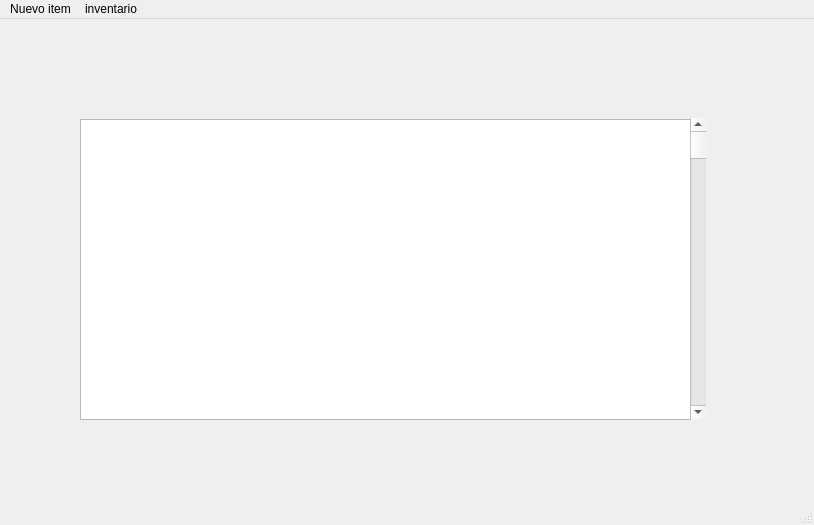
Old version of the form Entregas-ALSE/proyecto_op3_2025/Gestor_de_Inventario/mainwindow.ui in the repository AlejandraCZ06/Proyecto-Ale.
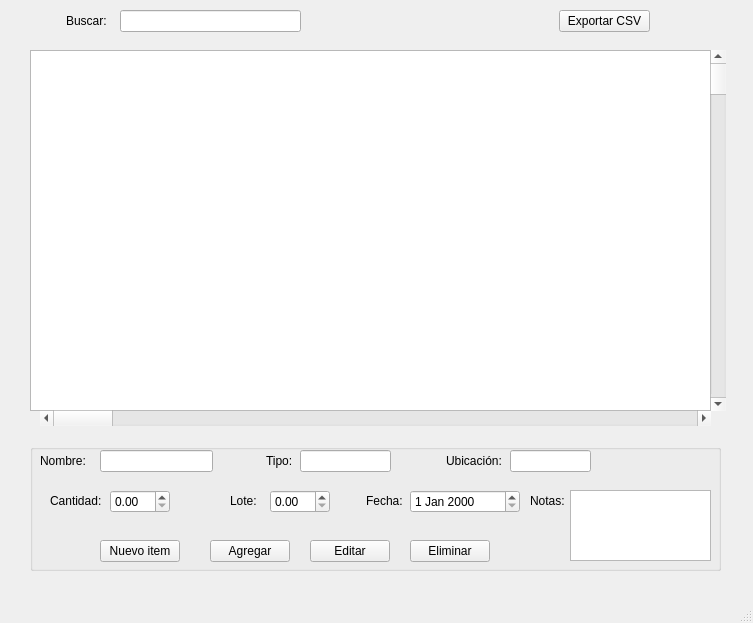
New version of the form.

Diff of the .ui file:
```diff
--- a/Entregas-ALSE/proyecto_op3_2025/Gestor_de_Inventario/mainwindow.ui
+++ b/Entregas-ALSE/proyecto_op3_2025/Gestor_de_Inventario/mainwindow.ui
@@ -6,8 +6,8 @@
    <rect>
     <x>0</x>
     <y>0</y>
-    <width>814</width>
-    <height>525</height>
+    <width>753</width>
+    <height>623</height>
    </rect>
   </property>
   <property name="windowTitle">
@@ -20,49 +20,301 @@
    <widget class="QTableWidget" name="tableWidget">
     <property name="geometry">
      <rect>
-      <x>80</x>
-      <y>100</y>
-      <width>611</width>
-      <height>301</height>
+      <x>30</x>
+      <y>50</y>
+      <width>681</width>
+      <height>361</height>
      </rect>
     </property>
    </widget>
-   <widget class="QScrollBar" name="verticalScrollBar">
+   <widget class="QScrollBar" name="vertical">
     <property name="geometry">
      <rect>
-      <x>690</x>
-      <y>99</y>
+      <x>710</x>
+      <y>50</y>
       <width>16</width>
-      <height>301</height>
+      <height>361</height>
      </rect>
     </property>
     <property name="orientation">
      <enum>Qt::Vertical</enum>
     </property>
    </widget>
-  </widget>
-  <widget class="QMenuBar" name="menubar">
-   <property name="geometry">
-    <rect>
-     <x>0</x>
-     <y>0</y>
-     <width>814</width>
-     <height>22</height>
-    </rect>
-   </property>
-   <widget class="QMenu" name="menuinventario">
+   <widget class="QGroupBox" name="groupBox">
+    <property name="geometry">
+     <rect>
+      <x>30</x>
+      <y>430</y>
+      <width>691</width>
+      <height>141</height>
+     </rect>
+    </property>
     <property name="title">
-     <string>inventario</string>
+     <string> </string>
     </property>
+    <widget class="QLineEdit" name="nombre_2">
+     <property name="geometry">
+      <rect>
+       <x>70</x>
+       <y>20</y>
+       <width>113</width>
+       <height>22</height>
+      </rect>
+     </property>
+    </widget>
+    <widget class="QDoubleSpinBox" name="cantidad">
+     <property name="geometry">
+      <rect>
+       <x>80</x>
+       <y>60</y>
+       <width>60</width>
+       <height>23</height>
+      </rect>
+     </property>
+    </widget>
+    <widget class="QPushButton" name="agregar">
+     <property name="geometry">
+      <rect>
+       <x>180</x>
+       <y>110</y>
+       <width>80</width>
+       <height>22</height>
+      </rect>
+     </property>
+     <property name="text">
+      <string>Agregar</string>
+     </property>
+    </widget>
+    <widget class="QPushButton" name="editar">
+     <property name="geometry">
+      <rect>
+       <x>280</x>
+       <y>110</y>
+       <width>80</width>
+       <height>22</height>
+      </rect>
+     </property>
+     <property name="text">
+      <string>Editar</string>
+     </property>
+    </widget>
+    <widget class="QPushButton" name="eliminar">
+     <property name="geometry">
+      <rect>
+       <x>380</x>
+       <y>110</y>
+       <width>80</width>
+       <height>22</height>
+      </rect>
+     </property>
+     <property name="text">
+      <string>Eliminar</string>
+     </property>
+    </widget>
+    <widget class="QDateEdit" name="fecha">
+     <property name="geometry">
+      <rect>
+       <x>380</x>
+       <y>60</y>
+       <width>110</width>
+       <height>23</height>
+      </rect>
+     </property>
+    </widget>
+    <widget class="QLineEdit" name="tipo_2">
+     <property name="geometry">
+      <rect>
+       <x>270</x>
+       <y>20</y>
+       <width>91</width>
+       <height>22</height>
+      </rect>
+     </property>
+    </widget>
+    <widget class="QLineEdit" name="ubicacion_2">
+     <property name="geometry">
+      <rect>
+       <x>480</x>
+       <y>20</y>
+       <width>81</width>
+       <height>22</height>
+      </rect>
+     </property>
+    </widget>
+    <widget class="QLabel" name="nombre">
+     <property name="geometry">
+      <rect>
+       <x>10</x>
+       <y>20</y>
+       <width>57</width>
+       <height>21</height>
+      </rect>
+     </property>
+     <property name="text">
+      <string>Nombre:</string>
+     </property>
+    </widget>
+    <widget class="QLabel" name="tipo">
+     <property name="geometry">
+      <rect>
+       <x>236</x>
+       <y>20</y>
+       <width>31</width>
+       <height>21</height>
+      </rect>
+     </property>
+     <property name="text">
+      <string>Tipo:</string>
+     </property>
+    </widget>
+    <widget class="QLabel" name="ubicacion">
+     <property name="geometry">
+      <rect>
+       <x>416</x>
+       <y>20</y>
+       <width>61</width>
+       <height>21</height>
+      </rect>
+     </property>
+     <property name="text">
+      <string>Ubicación:</string>
+     </property>
+    </widget>
+    <widget class="QLabel" name="cantidad_2">
+     <property name="geometry">
+      <rect>
+       <x>20</x>
+       <y>60</y>
+       <width>60</width>
+       <height>21</height>
+      </rect>
+     </property>
+     <property name="text">
+      <string>Cantidad:</string>
+     </property>
+    </widget>
+    <widget class="QLabel" name="fecha_2">
+     <property name="geometry">
+      <rect>
+       <x>336</x>
+       <y>60</y>
+       <width>41</width>
+       <height>21</height>
+      </rect>
+     </property>
+     <property name="text">
+      <string>Fecha:</string>
+     </property>
+    </widget>
+    <widget class="QPushButton" name="nuevo">
+     <property name="geometry">
+      <rect>
+       <x>70</x>
+       <y>110</y>
+       <width>80</width>
+       <height>22</height>
+      </rect>
+     </property>
+     <property name="text">
+      <string>Nuevo item</string>
+     </property>
+    </widget>
+    <widget class="QLabel" name="lote">
+     <property name="geometry">
+      <rect>
+       <x>200</x>
+       <y>60</y>
+       <width>31</width>
+       <height>21</height>
+      </rect>
+     </property>
+     <property name="text">
+      <string>Lote:</string>
+     </property>
+    </widget>
+    <widget class="QDoubleSpinBox" name="lote_2">
+     <property name="geometry">
+      <rect>
+       <x>240</x>
+       <y>60</y>
+       <width>60</width>
+       <height>23</height>
+      </rect>
+     </property>
+    </widget>
+    <widget class="QPlainTextEdit" name="notes_2">
+     <property name="geometry">
+      <rect>
+       <x>540</x>
+       <y>60</y>
+       <width>141</width>
+       <height>71</height>
+      </rect>
+     </property>
+    </widget>
+    <widget class="QLabel" name="notes">
+     <property name="geometry">
+      <rect>
+       <x>500</x>
+       <y>60</y>
+       <width>41</width>
+       <height>21</height>
+      </rect>
+     </property>
+     <property name="text">
+      <string>Notas:</string>
+     </property>
+    </widget>
    </widget>
-   <widget class="QMenu" name="menuNuevo_item">
-    <property name="title">
-     <string>Nuevo item</string>
+   <widget class="QLineEdit" name="buscar_2">
+    <property name="geometry">
+     <rect>
+      <x>120</x>
+      <y>10</y>
+      <width>181</width>
+      <height>22</height>
+     </rect>
     </property>
-    <addaction name="separator"/>
    </widget>
-   <addaction name="menuNuevo_item"/>
-   <addaction name="menuinventario"/>
+   <widget class="QLabel" name="buscar">
+    <property name="geometry">
+     <rect>
+      <x>66</x>
+      <y>10</y>
+      <width>51</width>
+      <height>21</height>
+     </rect>
+    </property>
+    <property name="text">
+     <string>Buscar:</string>
+    </property>
+   </widget>
+   <widget class="QPushButton" name="exportar">
+    <property name="geometry">
+     <rect>
+      <x>559</x>
+      <y>10</y>
+      <width>91</width>
+      <height>22</height>
+     </rect>
+    </property>
+    <property name="text">
+     <string>Exportar CSV</string>
+    </property>
+   </widget>
+   <widget class="QScrollBar" name="horizontal">
+    <property name="geometry">
+     <rect>
+      <x>40</x>
+      <y>410</y>
+      <width>671</width>
+      <height>16</height>
+     </rect>
+    </property>
+    <property name="orientation">
+     <enum>Qt::Horizontal</enum>
+    </property>
+   </widget>
   </widget>
   <widget class="QStatusBar" name="statusbar"/>
  </widget>
```
